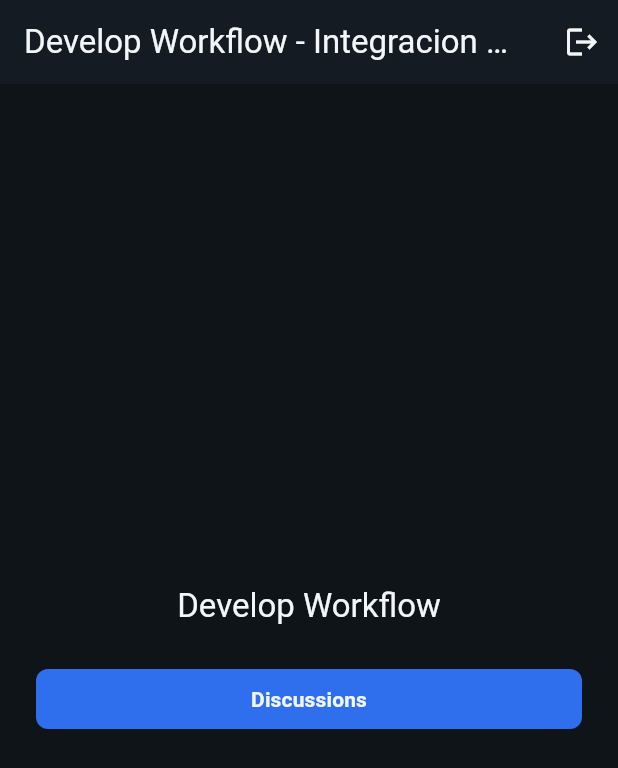
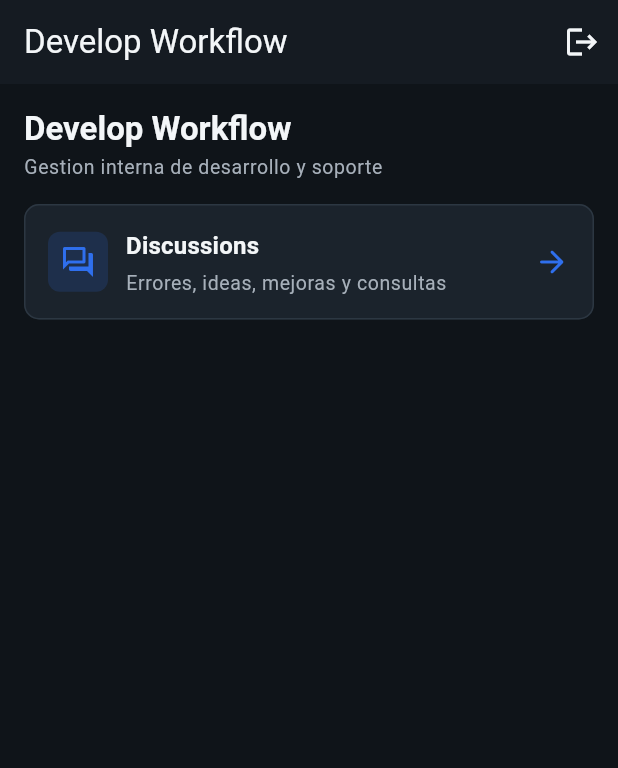
Before and after one commit to Tirano61/developer_workflow, a Flutter app: the IntegrationMenuPage screen opened directly, on a phone screen of 412 x 824 dp. Shown: the top 768 px of the screen. Run offline on Flutter 3.47's test engine with Material 3 defaults, Android fonts, the phone set to English and light mode, and no system bars; our stand-ins replace cross_file, file_picker, firebase_core, firebase_messaging, flutter_bloc, get_it and 4 more; missing offline and left inert: dart:ui_web, receive_sharing_intent; accounts and stored records are empty.

Commit message:
Reformando las vistas para darle mejor aspecto

```diff
--- a/lib/core/widgets/integration_menu_page.dart
+++ b/lib/core/widgets/integration_menu_page.dart
@@ -1,6 +1,8 @@
 import 'package:flutter/material.dart';
 import 'package:flutter_bloc/flutter_bloc.dart';
 
+import '../theme/app_radius.dart';
+import '../theme/app_spacing.dart';
 import '../../features/auth/presentation/bloc/auth_bloc.dart';
 import '../../features/auth/presentation/bloc/auth_event.dart';
 import '../router/app_router.dart';
@@ -15,7 +17,7 @@ class IntegrationMenuPage extends StatelessWidget {
 
     return Scaffold(
       appBar: AppBar(
-        title: const Text('Develop Workflow - Integracion REST'),
+        title: const Text('Develop Workflow'),
         actions: [
           IconButton(
             tooltip: 'Cerrar sesion',
@@ -26,34 +28,41 @@ class IntegrationMenuPage extends StatelessWidget {
           ),
         ],
       ),
-      body: Center(
+      body: Align(
+        alignment: Alignment.topCenter,
         child: ConstrainedBox(
-          constraints: const BoxConstraints(maxWidth: 420),
+          constraints: const BoxConstraints(maxWidth: 940),
           child: Padding(
-            padding: const EdgeInsets.all(24),
+            padding: const EdgeInsets.all(AppSpacing.lg),
             child: Column(
-              mainAxisSize: MainAxisSize.min,
-              crossAxisAlignment: CrossAxisAlignment.stretch,
+              crossAxisAlignment: CrossAxisAlignment.start,
               children: [
                 Text(
                   'Develop Workflow',
-                  style: Theme.of(context).textTheme.titleLarge,
-                  textAlign: TextAlign.center,
+                  style: Theme.of(context).textTheme.displaySmall,
                 ),
-                const SizedBox(height: 24),
+                const SizedBox(height: AppSpacing.xs),
+                Text(
+                  'Gestion interna de desarrollo y soporte',
+                  style: Theme.of(context).textTheme.bodySmall,
+                ),
+                const SizedBox(height: AppSpacing.lg),
+                _MenuAccessCard(
+                  icon: Icons.forum_outlined,
+                  title: 'Discussions',
+                  subtitle: 'Errores, ideas, mejoras y consultas',
+                  onTap: () => Navigator.pushNamed(context, AppRoutes.discussions),
+                ),
                 if (isDeveloper) ...[
-                  ElevatedButton(
-                    onPressed: () =>
+                  const SizedBox(height: AppSpacing.md),
+                  _MenuAccessCard(
+                    icon: Icons.admin_panel_settings_outlined,
+                    title: 'Administracion',
+                    subtitle: 'Aplicaciones, indicadores y tags',
+                    onTap: () =>
                         Navigator.pushNamed(context, AppRoutes.applications),
-                    child: const Text('Administrar catalogos'),
                   ),
-                  const SizedBox(height: 12),
                 ],
-                ElevatedButton(
-                  onPressed: () =>
-                      Navigator.pushNamed(context, AppRoutes.discussions),
-                  child: const Text('Discussions'),
-                ),
               ],
             ),
           ),
@@ -62,3 +71,62 @@ class IntegrationMenuPage extends StatelessWidget {
     );
   }
 }
+
+class _MenuAccessCard extends StatelessWidget {
+  const _MenuAccessCard({
+    required this.icon,
+    required this.title,
+    required this.subtitle,
+    required this.onTap,
+  });
+
+  final IconData icon;
+  final String title;
+  final String subtitle;
+  final VoidCallback onTap;
+
+  @override
+  Widget build(BuildContext context) {
+    return Card(
+      child: InkWell(
+        borderRadius: BorderRadius.circular(AppRadius.card),
+        onTap: onTap,
+        child: Padding(
+          padding: const EdgeInsets.all(AppSpacing.lg),
+          child: Row(
+            children: [
+              Container(
+                width: 40,
+                height: 40,
+                decoration: BoxDecoration(
+                  color: Theme.of(context)
+                      .colorScheme
+                      .primary
+                      .withValues(alpha: 0.16),
+                  borderRadius: BorderRadius.circular(AppRadius.button),
+                ),
+                child: Icon(icon, color: Theme.of(context).colorScheme.primary),
+              ),
+              const SizedBox(width: AppSpacing.md),
+              Expanded(
+                child: Column(
+                  crossAxisAlignment: CrossAxisAlignment.start,
+                  children: [
+                    Text(title, style: Theme.of(context).textTheme.titleMedium),
+                    const SizedBox(height: AppSpacing.xs),
+                    Text(subtitle, style: Theme.of(context).textTheme.bodySmall),
+                  ],
+                ),
+              ),
+              const SizedBox(width: AppSpacing.sm),
+              Icon(
+                Icons.arrow_forward_rounded,
+                color: Theme.of(context).colorScheme.primary,
+              ),
+            ],
+          ),
+        ),
+      ),
+    );
+  }
+}
```
Also changed, not shown: lib/core/theme/app_theme.dart (+7 -0 lines), lib/features/catalog_admin/presentation/pages/catalog_admin_page.dart (+12 -12 lines), lib/features/discussions/presentation/pages/discussion_detail_page.dart (+33 -64 lines), lib/features/discussions/presentation/pages/discussions_page.dart (+27 -12 lines), lib/features/discussions/presentation/widgets/discussion_board_card.dart (+30 -75 lines), lib/features/discussions/presentation/widgets/messages/discussion_audio_message.dart (+6 -2 lines), lib/features/discussions/presentation/widgets/messages/discussion_file_message.dart (+7 -3 lines), lib/features/discussions/presentation/widgets/messages/discussion_image_message.dart (+4 -3 lines), lib/features/discussions/presentation/widgets/messages/discussion_video_message.dart (+6 -2 lines).
